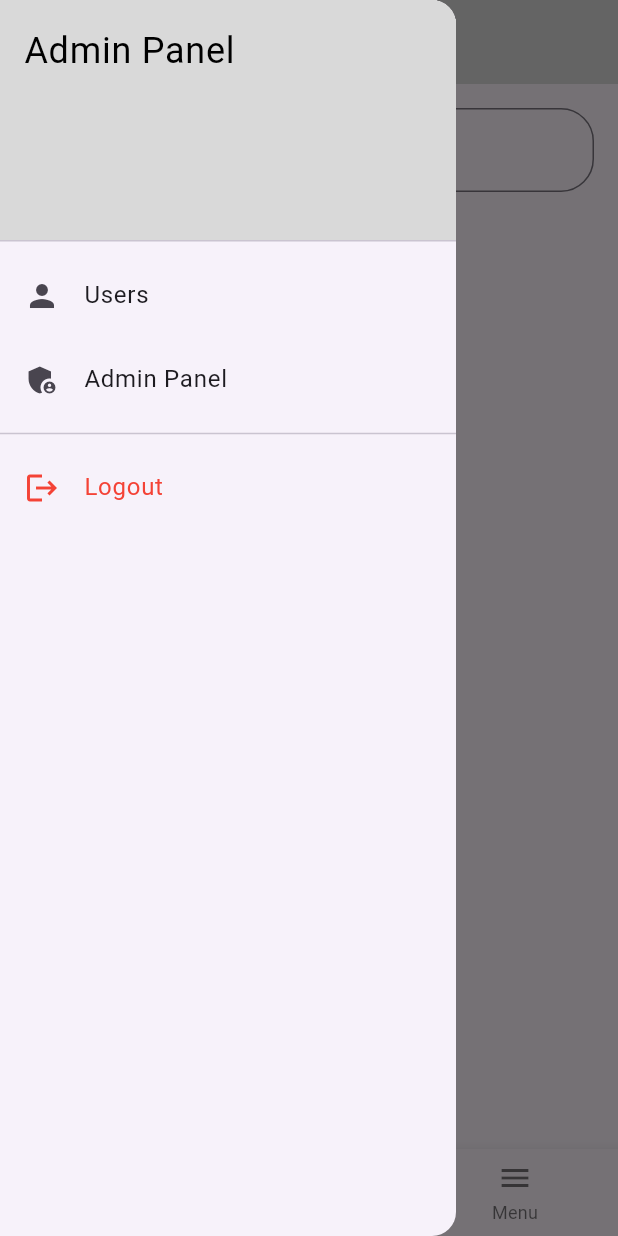
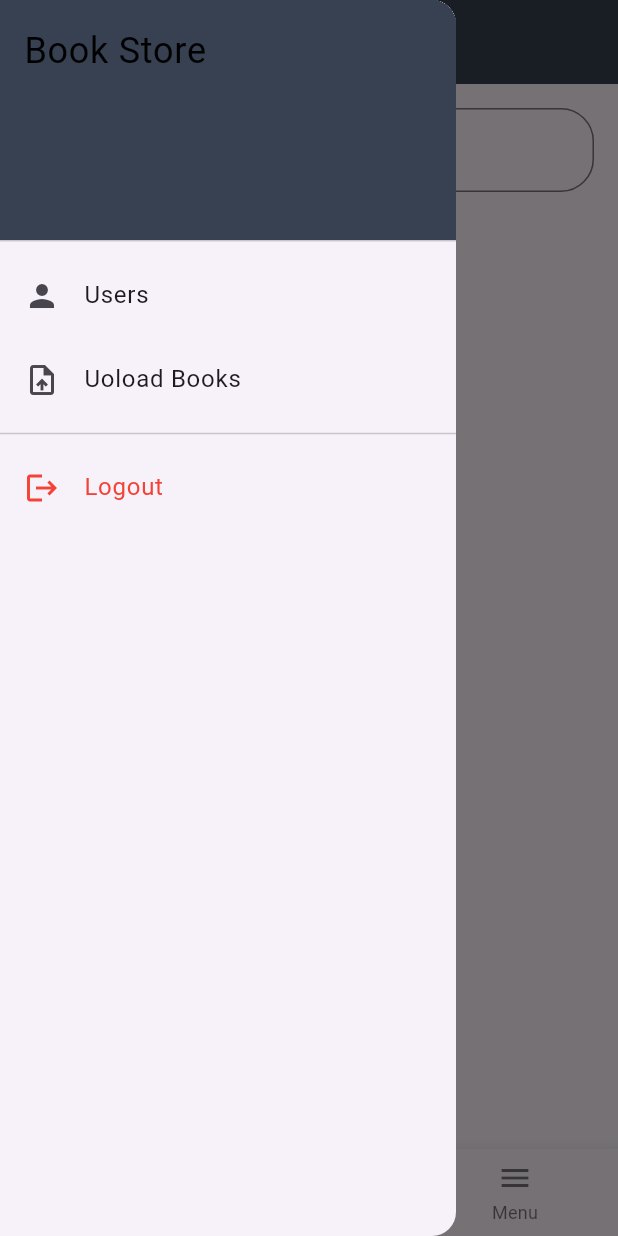
Before and after one commit to SB-Sagor/books_recommandation, a Flutter app: the screen it shows once a user with an empty profile is signed in, with the side drawer open, on a phone screen of 412 x 824 dp. Run offline on Flutter 3.47's test engine with Material 3 defaults, Android fonts, the phone set to English and light mode, and no system bars; our stand-ins replace cloud_firestore, firebase_auth, firebase_core, flutter_screenutil; accounts and stored records are empty; network calls fail.

Commit message:
api books added

```diff
--- a/lib/main.dart
+++ b/lib/main.dart
@@ -16,7 +16,7 @@ class MyApp extends StatelessWidget {
   @override
   Widget build(BuildContext context) {
     return ScreenUtilInit(
-      designSize: Size(375, 812), // Set the design size according to your design
+      designSize: Size(375, 812),
       minTextAdapt: true,
       builder: (context, child) {
         return MaterialApp(
--- a/lib/screens/home_screen.dart
+++ b/lib/screens/home_screen.dart
@@ -1,11 +1,11 @@
 import 'dart:async';
 import 'dart:convert';
 import 'package:book_store/screens/login_screen.dart';
-import 'package:book_store/screens/upload_book_screen.dart';
 import 'package:book_store/widgets/app_colors.dart';
 import 'package:flutter/material.dart';
 import 'package:http/http.dart' as http;
 import 'package:firebase_auth/firebase_auth.dart';
+import 'package:url_launcher/url_launcher.dart';
 
 class HomeScreen extends StatefulWidget {
   @override
@@ -18,11 +18,35 @@ class _HomeScreenState extends State<HomeScreen> {
   bool isLoading = false; // Loading state
   Timer? _debounce; // Timer for debouncing
   final String apiKey = 'AIzaSyD83nD_YintO_BE2RpKFZ5Qnq6qm8qTwdk';
+  Map<String, List<dynamic>> cachedCategories = {};
+  Map<String, List<dynamic>> bookCache = {};
+  List<dynamic> favoriteBooks = [];
 
   @override
   void initState() {
     super.initState();
     searchController.addListener(_onSearchChanged);
+
+    preloadCategory("Programming");
+    preloadCategory("Science");
+    preloadCategory("History");
+    preloadCategory("Biography");
+    preloadCategory("Trending");
+  }
+
+  Future<void> preloadCategory(String category) async {
+    if (cachedCategories.containsKey(category)) return; // cache check
+
+    final url =
+        'https://www.googleapis.com/books/v1/volumes?q=$category&key=$apiKey';
+    final response = await http.get(Uri.parse(url));
+    if (response.statusCode == 200) {
+      final responseData = json.decode(response.body);
+      final books = responseData['items'] ?? [];
+      setState(() {
+        cachedCategories[category] = books;
+      });
+    }
   }
 
   @override
@@ -43,31 +67,62 @@ class _HomeScreenState extends State<HomeScreen> {
 
   // Fetch book recommendations from Google Books API
   Future<void> searchBooks(String query) async {
-    if (query.isEmpty) return; // Prevent unnecessary API calls
+    if (query.isEmpty) return;
 
-    setState(() {
-      isLoading = true;
-    });
+    // ✅ Check cache first
+    if (bookCache.containsKey(query)) {
+      setState(() {
+        recommendedBooks = bookCache[query]!;
+      });
+      return;
+    }
+
+    setState(() => isLoading = true);
 
     final url =
         'https://www.googleapis.com/books/v1/volumes?q=$query&key=$apiKey';
-
     try {
       final response = await http.get(Uri.parse(url));
       if (response.statusCode == 200) {
         final responseData = json.decode(response.body);
+        final books = responseData['items'] ?? [];
+
+        // ✅ Save to cache
+        bookCache[query] = books;
+
         setState(() {
-          recommendedBooks = responseData['items'] ?? [];
+          recommendedBooks = books;
           isLoading = false;
         });
-      } else {
-        throw Exception('Failed to fetch book recommendations');
       }
     } catch (error) {
-      setState(() {
-        isLoading = false;
-      });
+      setState(() => isLoading = false);
       print("Error fetching books: $error");
+    }
+  }
+
+  Future<void> _openBook(Map<String, dynamic> book) async {
+    // লিঙ্কগুলো পুরো item থেকে নিতে হবে
+    String? previewLink = book['volumeInfo']?['previewLink'];
+    String? canonicalLink = book['volumeInfo']?['canonicalVolumeLink'];
+    String? infoLink = book['infoLink']; // এটা volumeInfo নয়, item level এ থাকে
+
+    final link = previewLink ?? canonicalLink ?? infoLink;
+
+    if (link == null || link.isEmpty) {
+      ScaffoldMessenger.of(context).showSnackBar(
+        SnackBar(content: Text("No source available for this book")),
+      );
+      return;
+    }
+
+    final uri = Uri.parse(link);
+    if (await canLaunchUrl(uri)) {
+      await launchUrl(uri, mode: LaunchMode.externalApplication);
+    } else {
+      ScaffoldMessenger.of(context).showSnackBar(
+        SnackBar(content: Text("Could not open book link")),
+      );
     }
   }
 
@@ -89,15 +144,15 @@ class _HomeScreenState extends State<HomeScreen> {
           "Book Recommended",
           style: TextStyle(color: Colors.black, fontWeight: FontWeight.bold),
         ),
-        backgroundColor: AppColors.bgColor,
+        backgroundColor: AppColors.primary,
       ),
       drawer: Drawer(
         child: ListView(
           padding: EdgeInsets.zero,
           children: [
             DrawerHeader(
-              decoration: BoxDecoration(color: AppColors.bgColor),
-              child: Text("Admin Panel",
+              decoration: BoxDecoration(color: AppColors.primary),
+              child: Text("Book Store",
                   style: TextStyle(color: Colors.black, fontSize: 24)),
             ),
             ListTile(
@@ -106,14 +161,9 @@ class _HomeScreenState extends State<HomeScreen> {
               onTap: () {},
             ),
             ListTile(
-              leading: Icon(Icons.admin_panel_settings),
-              title: Text("Admin Panel"),
-              onTap: () {
-                Navigator.push(
-                    context,
-                    MaterialPageRoute(
-                        builder: (context) => UploadBookFirestore()));
-              },
+              leading: Icon(Icons.upload_file),
+              title: Text("Uoload Books"),
+              onTap: () {},
             ),
             Divider(),
             ListTile(
@@ -142,34 +192,10 @@ class _HomeScreenState extends State<HomeScreen> {
           isLoading
               ? Center(child: CircularProgressIndicator())
               : Expanded(
-                  child: recommendedBooks.isEmpty
-                      ? Center(child: Text("No recommendations found"))
-                      : ListView.builder(
-                          itemCount: recommendedBooks.length,
-                          itemBuilder: (context, index) {
-                            var book = recommendedBooks[index]['volumeInfo'];
-                            var imageUrl = book['imageLinks'] != null
-                                ? book['imageLinks']['thumbnail']
-                                : null;
-                            return ListTile(
-                              title: Text(book['title'] ?? "No Title"),
-                              subtitle: Text(book['authors'] != null
-                                  ? book['authors'].join(', ')
-                                  : 'Unknown Author'),
-                              leading: imageUrl != null
-                                  ? Image.network(imageUrl,
-                                      width: 50, height: 50, fit: BoxFit.cover)
-                                  : Container(
-                                      width: 50,
-                                      height: 50,
-                                      color: Colors.grey,
-                                      child:
-                                          Icon(Icons.book, color: Colors.white),
-                                    ),
-                            );
-                          },
-                        ),
-                ),
+                  child: searchController.text.isEmpty
+                      ? _buildCategoryView() // ✅ Default category horizontal scroll
+                      : _buildSearchResults(), // ✅ Search result listview
+                )
         ],
       ),
       bottomNavigationBar: BottomNavigationBar(
@@ -183,4 +209,86 @@ class _HomeScreenState extends State<HomeScreen> {
       ),
     );
   }
+
+  Widget _buildCategoryView() {
+    return ListView(
+      children: cachedCategories.entries.map((entry) {
+        final category = entry.key;
+        final books = entry.value;
+
+        return Column(
+          crossAxisAlignment: CrossAxisAlignment.start,
+          children: [
+            Padding(
+              padding: EdgeInsets.symmetric(horizontal: 16, vertical: 8),
+              child: Text(category,
+                  style: TextStyle(fontSize: 20, fontWeight: FontWeight.bold)),
+            ),
+            SizedBox(
+              height: 220,
+              child: ListView.separated(
+                scrollDirection: Axis.horizontal,
+                itemCount: books.length,
+                separatorBuilder: (_, __) => SizedBox(width: 12),
+                itemBuilder: (context, index) {
+                  var book = books[index]['volumeInfo'];
+                  var imageUrl = book['imageLinks']?['thumbnail'];
+
+                  return GestureDetector(
+                    onTap: () =>
+                        _openBook(books[index]), // ✅ এখানে books ব্যবহার করো
+                    child: Container(
+                      width: 140,
+                      decoration: BoxDecoration(
+                        borderRadius: BorderRadius.circular(12),
+                        color: Colors.grey[200],
+                      ),
+                      child: Column(
+                        children: [
+                          Expanded(
+                            child: imageUrl != null
+                                ? Image.network(imageUrl, fit: BoxFit.cover)
+                                : Icon(Icons.book,
+                                    size: 60, color: Colors.grey),
+                          ),
+                          Text(book['title'] ?? "No Title",
+                              maxLines: 2, overflow: TextOverflow.ellipsis),
+                        ],
+                      ),
+                    ),
+                  );
+                },
+              ),
+            ),
+          ],
+        );
+      }).toList(),
+    );
+  }
+
+  Widget _buildSearchResults() {
+    if (isLoading) return Center(child: CircularProgressIndicator());
+    if (recommendedBooks.isEmpty) {
+      return Center(child: Text("No recommendations found"));
+    }
+
+    return ListView.builder(
+      itemCount: recommendedBooks.length,
+      itemBuilder: (context, index) {
+        var book = recommendedBooks[index]['volumeInfo'];
+        var imageUrl = book['imageLinks']?['thumbnail'];
+        var infoLink = book['infoLink'];
+
+        return ListTile(
+          leading: imageUrl != null
+              ? Image.network(imageUrl,
+                  width: 50, height: 50, fit: BoxFit.cover)
+              : Icon(Icons.book, size: 40, color: Colors.grey),
+          title: Text(book['title'] ?? "No Title"),
+          subtitle: Text(book['authors']?.join(', ') ?? "Unknown Author"),
+          onTap: () => _openBook(recommendedBooks[index]),
+        );
+      },
+    );
+  }
 }
--- a/lib/screens/upload_book_screen.dart
+++ b/lib/screens/upload_book_screen.dart
@@ -29,15 +29,23 @@ class UploadBookFirestore extends StatelessWidget {
   @override
   Widget build(BuildContext context) {
     return Scaffold(
-      appBar: AppBar(title: Text("Upload Book (Firestore)")),
+      appBar: AppBar(title: Text("Upload Book")),
       body: Padding(
         padding: EdgeInsets.all(16.0),
         child: Column(
           children: [
-            TextField(controller: nameController, decoration: InputDecoration(labelText: "Book Name")),
-            TextField(controller: authorController, decoration: InputDecoration(labelText: "Author Name")),
-            TextField(controller: descriptionController, decoration: InputDecoration(labelText: "Description")),
-            TextField(controller: pdfUrlController, decoration: InputDecoration(labelText: "PDF URL")),
+            TextField(
+                controller: nameController,
+                decoration: InputDecoration(labelText: "Book Name")),
+            TextField(
+                controller: authorController,
+                decoration: InputDecoration(labelText: "Author Name")),
+            TextField(
+                controller: descriptionController,
+                decoration: InputDecoration(labelText: "Description")),
+            TextField(
+                controller: pdfUrlController,
+                decoration: InputDecoration(labelText: "PDF URL")),
             SizedBox(height: 10),
             ElevatedButton(onPressed: uploadBook, child: Text("Upload Book")),
           ],
--- a/lib/widgets/app_colors.dart
+++ b/lib/widgets/app_colors.dart
@@ -1,8 +1,27 @@
 import 'dart:ui';
 
 class AppColors {
-  static const Color deep_orange = Color(0xFF32a852);
-  static const Color bgColor = Color(0xFFd9d9d9);
-  static const Color background = Color(0xFF000000);
-  static const Color formColor = Color(0xFFFFFFFF);
+  static const Color primary = Color(0xFF374151); // Slate gray
+  static const Color accent = Color(0xFF14B8A6); // Teal
+  static const Color background = Color(0xFFF3F4F6); // Light gray
+  static const Color card = Color(0xFFFFFFFF); // White for cards/forms
+  static const Color textPrimary = Color(0xFF1F2937); // Dark gray
+  static const Color textSecondary = Color(0xFF9CA3AF); // Soft gray
+
+  // 🌑 Dark theme support
+  static const Color darkBackground = Color(0xFF111827); // Deep navy
+  static const Color darkCard = Color(0xFF1F2937); // Dark slate
+
+  // 🔴 Alerts and errors
+  static const Color error = Color(0xFFDC2626); // Red-600
+  static const Color warning = Color(0xFFF59E0B); // Amber-500
+  static const Color success = Color(0xFF10B981); // Emerald-500
+  static const Color info = Color(0xFF3B82F6); // Blue-500
+
+  // 🧊 Neutrals and borders
+  static const Color border = Color(0xFFE5E7EB); // Cool gray
+  static const Color shadow = Color(0x1A000000); // Light black with opacity
+
+  // 🌟 Highlights
+  static const Color highlight = Color(0xFFFFD700); // Gold
 }
--- a/lib/widgets/custome_button.dart
+++ b/lib/widgets/custome_button.dart
@@ -16,7 +16,7 @@ Widget customButton(String buttonText, onPressed) {
               color: Colors.white, fontSize: 18.sp), // Use ScreenUtil here
         ),
         style: ElevatedButton.styleFrom(
-            backgroundColor: AppColors.deep_orange,
+            backgroundColor: AppColors.primary,
             elevation: 8,
             shape: RoundedRectangleBorder(
                 borderRadius: BorderRadius.only(
```
Also changed, not shown: pubspec.lock, 7 other files.
